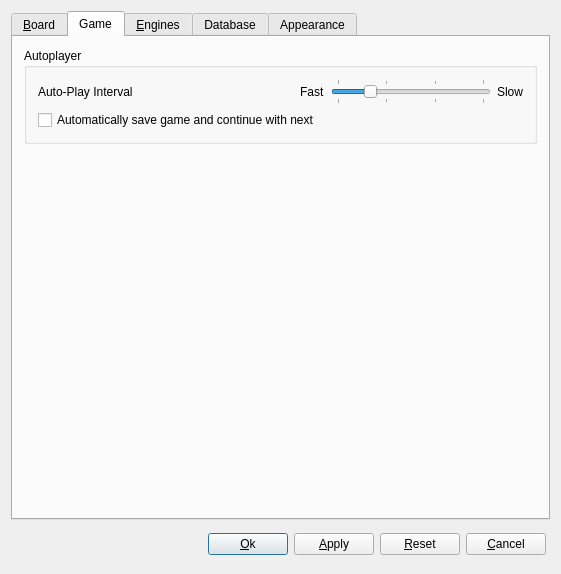
First picture: the form in src/gui/preferences.ui, repository franzm/shatrabase, before the edit.
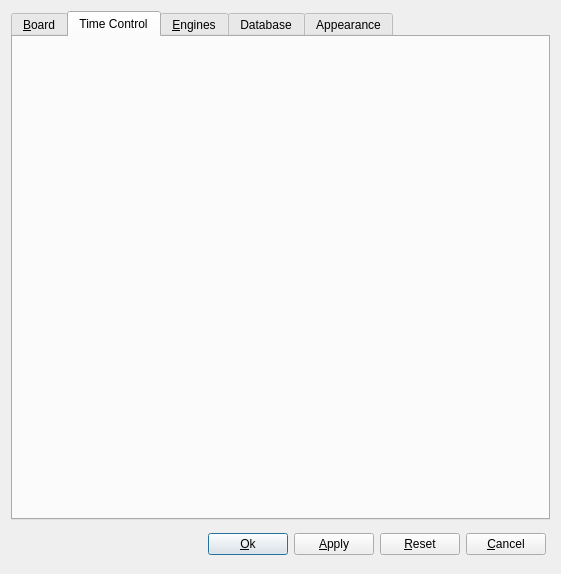
Second picture: the form after the edit. The open tabs and pages were chosen to show the change. Custom widgets are drawn as their Qt base class.

Commit message: intermediate work on BoardSetup (especially popmenu)

Patch:
```diff
--- a/src/gui/preferences.ui
+++ b/src/gui/preferences.ui
@@ -483,108 +483,9 @@
      </widget>
      <widget class="QWidget" name="tabAutoplay">
       <attribute name="title">
-       <string>Game</string>
+       <string>Time Control</string>
       </attribute>
-      <layout class="QGridLayout" name="gridLayout_2">
-       <item row="0" column="0">
-        <widget class="QGroupBox" name="gbBoardOptions">
-         <property name="title">
-          <string>Autoplayer</string>
-         </property>
-         <layout class="QVBoxLayout" name="verticalLayout_5">
-          <item>
-           <layout class="QHBoxLayout" name="horizontalLayout_8" stretch="0,0,0,0,0">
-            <item>
-             <widget class="QLabel" name="label_14">
-              <property name="text">
-               <string>Auto-Play Interval</string>
-              </property>
-             </widget>
-            </item>
-            <item>
-             <spacer name="horizontalSpacer_3">
-              <property name="orientation">
-               <enum>Qt::Horizontal</enum>
-              </property>
-              <property name="sizeHint" stdset="0">
-               <size>
-                <width>40</width>
-                <height>20</height>
-               </size>
-              </property>
-             </spacer>
-            </item>
-            <item>
-             <widget class="QLabel" name="label_15">
-              <property name="text">
-               <string>Fast</string>
-              </property>
-             </widget>
-            </item>
-            <item>
-             <widget class="QSlider" name="autoPlayInterval">
-              <property name="minimum">
-               <number>1000</number>
-              </property>
-              <property name="maximum">
-               <number>10000</number>
-              </property>
-              <property name="singleStep">
-               <number>1000</number>
-              </property>
-              <property name="pageStep">
-               <number>5000</number>
-              </property>
-              <property name="value">
-               <number>3000</number>
-              </property>
-              <property name="sliderPosition">
-               <number>3000</number>
-              </property>
-              <property name="orientation">
-               <enum>Qt::Horizontal</enum>
-              </property>
-              <property name="tickPosition">
-               <enum>QSlider::TicksBothSides</enum>
-              </property>
-              <property name="tickInterval">
-               <number>3000</number>
-              </property>
-             </widget>
-            </item>
-            <item>
-             <widget class="QLabel" name="label_16">
-              <property name="text">
-               <string>Slow</string>
-              </property>
-             </widget>
-            </item>
-           </layout>
-          </item>
-          <item>
-           <widget class="QCheckBox" name="cbSaveAndContinue">
-            <property name="text">
-             <string>Automatically save game and continue with next</string>
-            </property>
-           </widget>
-          </item>
-         </layout>
-        </widget>
-       </item>
-       <item row="1" column="0">
-        <spacer name="verticalSpacer_2">
-         <property name="orientation">
-          <enum>Qt::Vertical</enum>
-         </property>
-         <property name="sizeHint" stdset="0">
-          <size>
-           <width>20</width>
-           <height>40</height>
-          </size>
-         </property>
-        </spacer>
-       </item>
-      </layout>
+      <layout class="QGridLayout" name="gridLayout_2"/>
      </widget>
      <widget class="QWidget" name="tabEngines">
       <attribute name="title">
```
Left out of the diff: 2 changed lines with no effect on the pictures. The commit also changes 7 other files.
